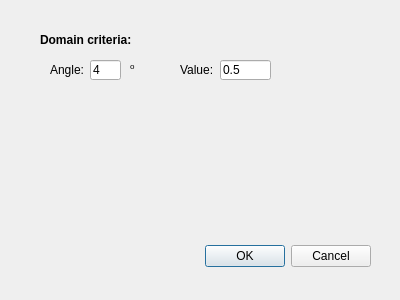
This is domainCriteria.ui in billcxx/MUPRO-visualization as Qt 5 draws it before an edit. The edited form follows.
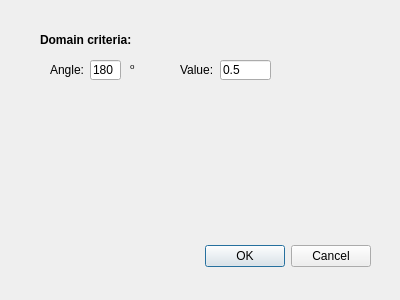
This is the edited form.

```diff
--- a/domainCriteria.ui
+++ b/domainCriteria.ui
@@ -39,7 +39,7 @@
     </rect>
    </property>
    <property name="text">
-    <string>4</string>
+    <string>180</string>
    </property>
   </widget>
   <widget class="QLabel" name="label_5">
```
